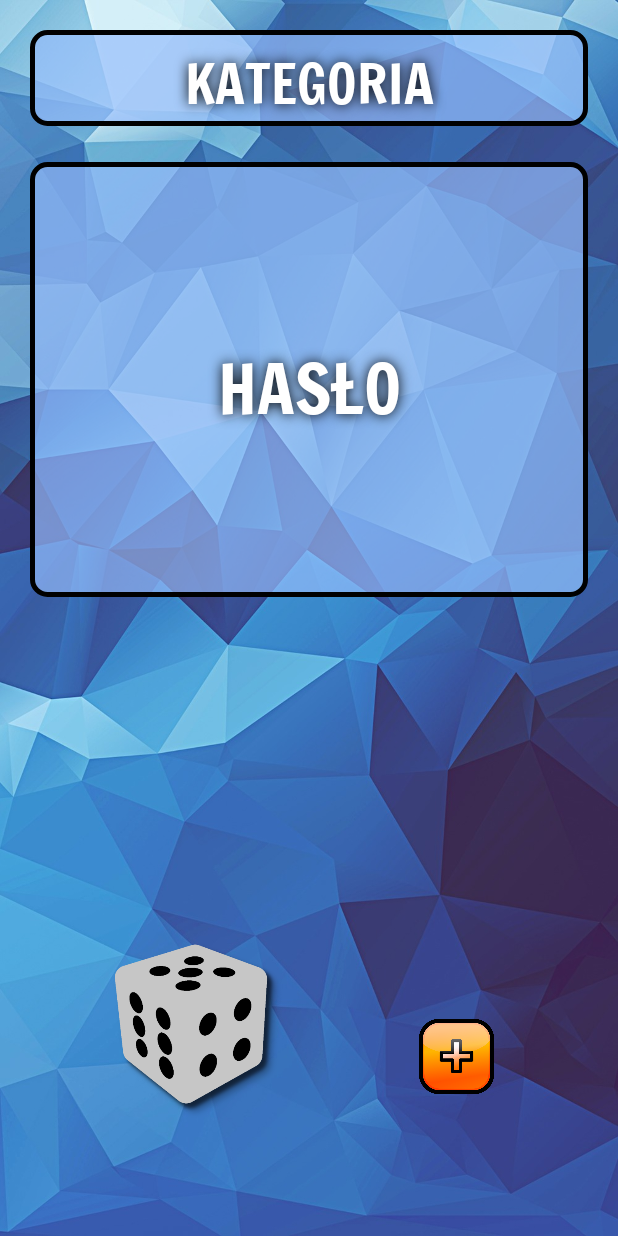
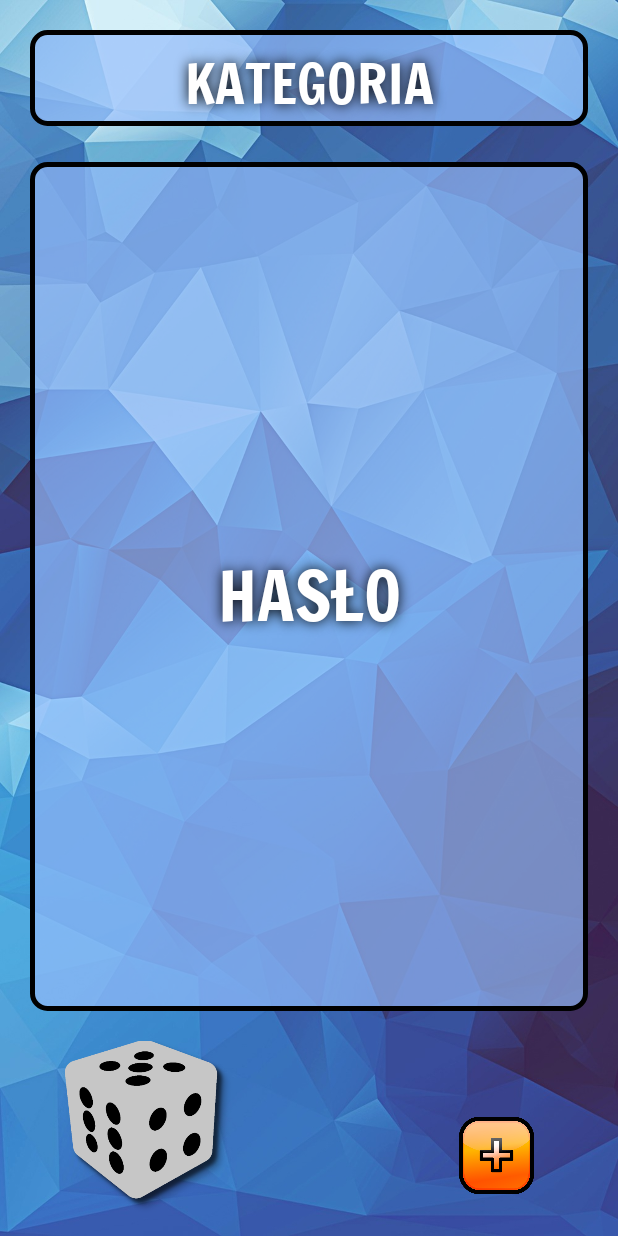
Before and after one commit to SzymG/AjjKalamba, an Android app: the HomeActivity screen opened directly, with no data from a screen before it, on a phone screen of 412 x 824 dp. Run offline under Robolectric (Android 15) with nearby library versions, the light colour scheme and no system bars; Roboto replaces fonts that are not available here.

Commit message:
Dynamic size of activity elements

```diff
--- a/app/src/main/res/layout/activity_home.xml
+++ b/app/src/main/res/layout/activity_home.xml
@@ -1,5 +1,5 @@
 <?xml version="1.0" encoding="utf-8"?>
-    <android.support.constraint.ConstraintLayout
+<RelativeLayout
     xmlns:android="http://schemas.android.com/apk/res/android"
     xmlns:app="http://schemas.android.com/apk/res-auto"
     xmlns:tools="http://schemas.android.com/tools"
@@ -9,6 +9,11 @@
     tools:context=".HomeActivity"
     android:orientation="vertical"
     android:screenOrientation="portrait">
+
+    <LinearLayout
+        android:layout_width="match_parent"
+        android:layout_height="match_parent"
+        android:orientation="vertical">
 
         <TextView
             android:id="@+id/textView3"
@@ -40,10 +45,11 @@
         <TextView
             android:id="@+id/textView5"
             android:layout_width="match_parent"
-        android:layout_height="290dp"
+            android:layout_height="match_parent"
             android:layout_marginStart="20dp"
             android:layout_marginLeft="20dp"
             android:layout_marginTop="24dp"
+            android:layout_marginBottom="150dp"
             android:layout_marginEnd="20dp"
             android:layout_marginRight="20dp"
             android:background="@drawable/rounded_corners_big"
@@ -65,31 +71,25 @@
             app:layout_constraintStart_toStartOf="parent"
             app:layout_constraintTop_toBottomOf="@+id/textView3" />
 
+    </LinearLayout>
+
+
 
     <android.support.constraint.ConstraintLayout
-        android:layout_width="335dp"
-        android:layout_height="120dp"
-        android:layout_marginStart="8dp"
-        android:layout_marginLeft="8dp"
-        android:layout_marginTop="8dp"
-        android:layout_marginEnd="8dp"
-        android:layout_marginRight="8dp"
-        android:layout_marginBottom="8dp"
-        android:orientation="horizontal"
-        app:layout_constraintBottom_toBottomOf="parent"
-        app:layout_constraintEnd_toEndOf="parent"
-        app:layout_constraintHorizontal_bias="0.515"
-        app:layout_constraintStart_toStartOf="parent"
-        app:layout_constraintTop_toBottomOf="@+id/textView5"
-        app:layout_constraintVertical_bias="0.757">
+        android:layout_width="match_parent"
+        android:layout_height="130dp"
+        android:layout_alignParentBottom="true"
+        android:paddingLeft="20dp"
+        android:paddingRight="20dp">
 
         <Button
             android:id="@+id/button"
             android:layout_width="120dp"
             android:layout_height="120dp"
             android:layout_gravity="center"
-            android:layout_marginStart="30dp"
-            android:layout_marginLeft="48dp"
+            android:layout_marginStart="16dp"
+            android:layout_marginLeft="16dp"
+            android:layout_marginBottom="16dp"
             android:background="@drawable/cube"
             android:orientation="vertical"
             app:layout_constraintBottom_toBottomOf="parent"
@@ -98,20 +98,18 @@
         <Button
             android:id="@+id/button3"
             android:layout_width="50dp"
-            android:layout_height="50dp"
-            android:layout_marginStart="8dp"
-            android:layout_marginLeft="8dp"
-            android:layout_marginEnd="20dp"
-            android:layout_marginRight="20dp"
-            android:layout_marginBottom="16dp"
+            android:layout_height="51dp"
+            android:layout_marginEnd="36dp"
+            android:layout_marginRight="36dp"
+            android:layout_marginBottom="28dp"
             android:background="@drawable/add"
             android:orientation="vertical"
             android:text=""
             app:layout_constraintBottom_toBottomOf="parent"
-            app:layout_constraintEnd_toEndOf="parent"
-            app:layout_constraintHorizontal_bias="0.766"
-            app:layout_constraintStart_toEndOf="@+id/button" />
+            app:layout_constraintEnd_toEndOf="parent" />
 
     </android.support.constraint.ConstraintLayout>
 
-</android.support.constraint.ConstraintLayout>
+
+
+</RelativeLayout>
```
Also changed, not shown: app/src/main/res/layout/activity_main.xml (+40 -34 lines), app/src/main/res/layout/activity_settings.xml (+18 -3 lines), 1 other file. Lines whose indentation alone changed are shown as unchanged.
